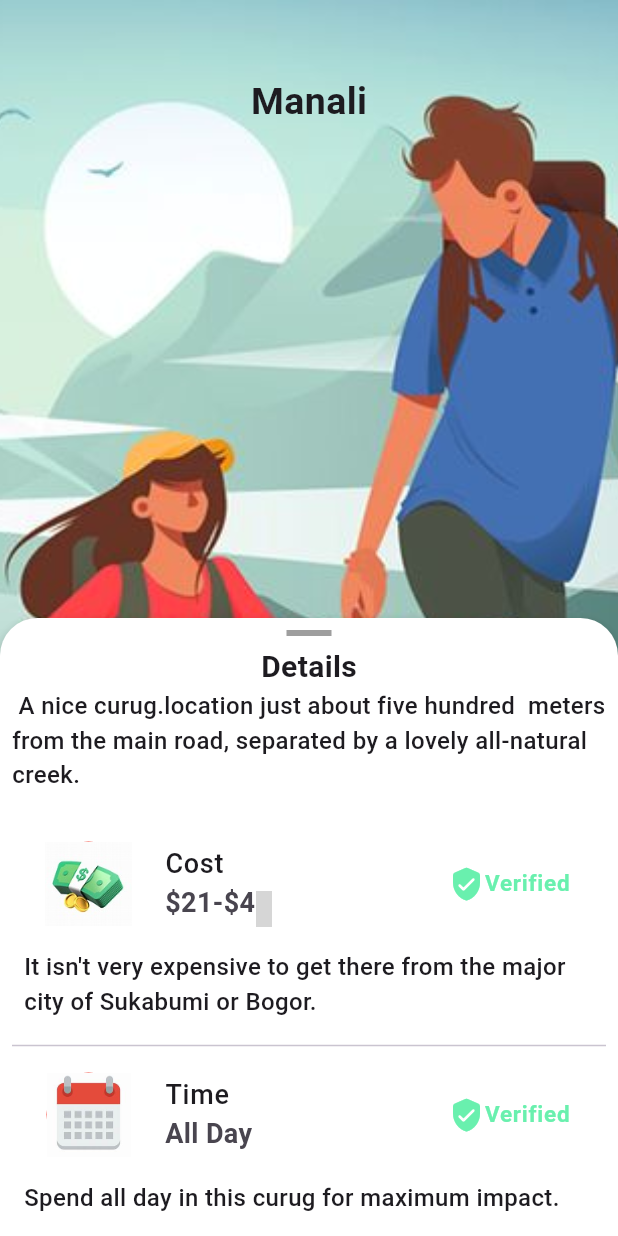
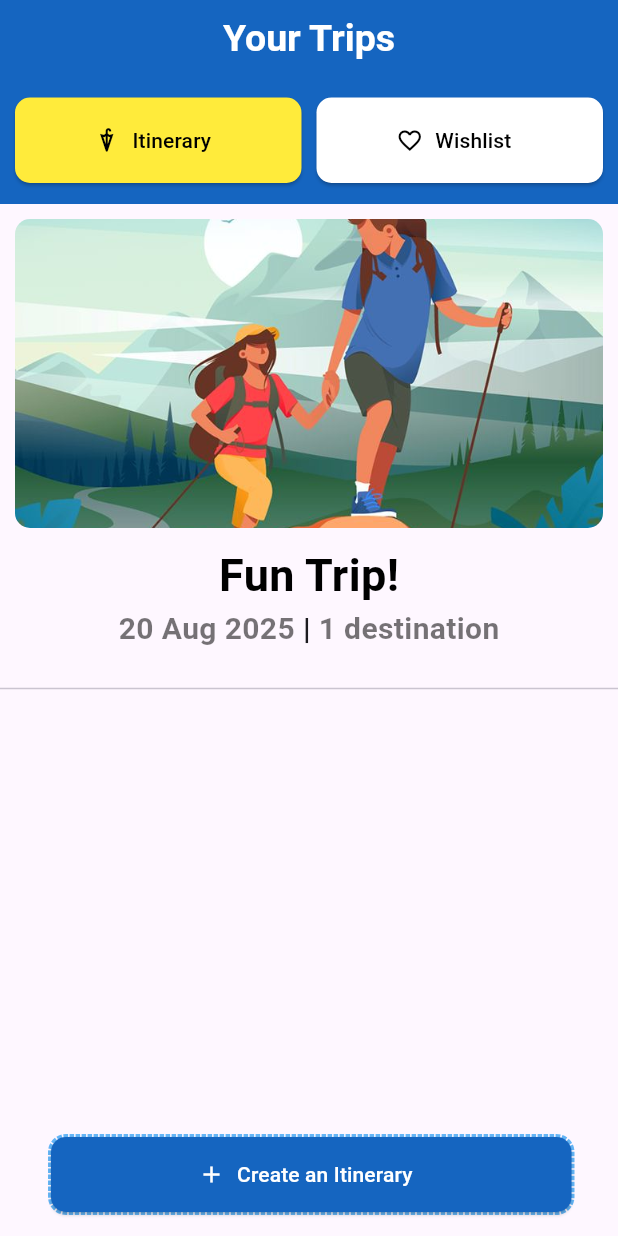
Before and after one commit to RITIKKUMAWAT009/trip_plan, a Flutter app: the screen it shows after launch, on a phone screen of 412 x 824 dp. Run offline on Flutter 3.47's test engine with Material 3 defaults, Android fonts, the light colour scheme and no system bars; drawn by our look-alikes of dotted_border, flutter_rating_bar; our stand-ins replace easy_stepper, get, iconsax, lottie, rating_dialog, smooth_page_indicator; missing offline and left inert: animated_read_more_text, rating_summary; grey boxes are pictures that could not be loaded.

Commit message:
MyTripScreenCompeted

```diff
--- a/trip_plan/lib/main.dart
+++ b/trip_plan/lib/main.dart
@@ -4,6 +4,9 @@ import 'package:get/get_navigation/src/root/get_material_app.dart';
 import 'package:trip_plan/src/screens/trip_details/trip_details.dart';
 import 'package:trip_plan/src/screens/onboarding/onboarding_screen.dart';
 import 'package:trip_plan/src/screens/review/reviews_screen.dart';
+import 'package:trip_plan/src/screens/my_trip/my_trips.dart';
+import 'package:trip_plan/src/screens/onboarding/onboarding_screen.dart';
+import 'package:trip_plan/src/screens/route_detail/route_detail_screen.dart';
 
 void main() {
   runApp(const MyApp());
@@ -26,7 +29,8 @@ class MyApp extends StatelessWidget {
       //   useMaterial3: true,
       //
       // ),
-      home: const TripDetails(),
+
+      home: const MyTripsScreen(),
     );
   }
 }
--- /dev/null
+++ b/trip_plan/lib/src/controller/my_trip_controller/my_trip_controller.dart
@@ -0,0 +1,9 @@
+import 'package:get/get.dart';
+import 'package:get/get_rx/get_rx.dart';
+
+class MyTripController extends GetxController{
+  static MyTripController get instance=>Get.find();
+
+  RxBool isWishlistSelected=false.obs;
+  RxBool isItinerarySelected=true.obs;
+}
--- a/trip_plan/lib/src/screens/home/destination_datail.dart
+++ b/trip_plan/lib/src/screens/home/destination_datail.dart
@@ -11,13 +11,13 @@ class DestinationDetails extends StatelessWidget {
   Widget build(BuildContext context) {
     return Scaffold(
       body: SingleChildScrollView(
-        physics: AlwaysScrollableScrollPhysics(),
+        physics: const AlwaysScrollableScrollPhysics(),
         child: SizedBox(
           height: MediaQuery.of(context).size.height,
           child: Column(
             crossAxisAlignment: CrossAxisAlignment.start,
             children: [
-              SizedBox(height: 25,),
+              const SizedBox(height: 25,),
               // Container(
               //
               //   child: Stack(
@@ -79,7 +79,7 @@ class DestinationDetails extends StatelessWidget {
               const SizedBox(
                 height: 15,
               ),
-              Row(
+              const Row(
                 children: [
                   Padding(
                     padding: EdgeInsets.all(8.0),
--- /dev/null
+++ b/trip_plan/lib/src/screens/my_trip/my_trips.dart
@@ -0,0 +1,347 @@
+// import 'package:dotted_border/dotted_border.dart';
+// import 'package:flutter/cupertino.dart';
+// import 'package:flutter/material.dart';
+// import 'package:flutter/widgets.dart';
+// import 'package:get/get.dart';
+// import 'package:trip_plan/src/controller/my_trip_controller/my_trip_controller.dart';
+//
+// class MyTripsScreen extends StatelessWidget {
+//   const MyTripsScreen({super.key});
+//
+//   @override
+//   Widget build(BuildContext context) {
+//     final controller=Get.put(MyTripController());
+//     return Scaffold(
+//       appBar: AppBar(
+//         title: const Text('Your Trips'),
+//         automaticallyImplyLeading: true,
+//         // backgroundColor: Colors.white,
+//         backgroundColor: Colors.blue[800],
+//         foregroundColor: Colors.white,
+//         centerTitle: true,
+//         titleTextStyle:
+//             const TextStyle(fontWeight: FontWeight.bold, fontSize: 25),
+//         bottom: PreferredSize(
+//           preferredSize: const Size.fromHeight(80),
+//           child: Obx(
+//             ()=> Container(
+//               margin: const EdgeInsets.all(10),
+//               decoration: BoxDecoration(borderRadius: BorderRadius.circular(10)),
+//               height: 65,
+//               child: Row(
+//                 children: [
+//                   Expanded(
+//                       child: SizedBox(
+//                     height: 57,
+//                     child: ElevatedButton.icon(
+//                         icon: const Icon(Icons.umbrella),
+//                         style: ElevatedButton.styleFrom(
+//                             backgroundColor: Colors.yellow,
+//                             foregroundColor: Colors.black,
+//                             shape: RoundedRectangleBorder(
+//                                 borderRadius: BorderRadius.circular(10))),
+//                         onPressed: () {
+//                           controller.isItinerarySelected.value=true;
+//                         },
+//                         label: const Text('Literary')),
+//                   )),
+//                   const SizedBox(
+//                     width: 10,
+//                   ),
+//                   Expanded(
+//                       child: SizedBox(
+//                     height: 57,
+//                     child: ElevatedButton.icon(
+//                         icon: const Icon(Icons.favorite_border),
+//                         style: ElevatedButton.styleFrom(
+//                             backgroundColor: Colors.white,
+//                             foregroundColor: Colors.black,
+//                             shape: RoundedRectangleBorder(
+//                                 borderRadius: BorderRadius.circular(10))),
+//                         onPressed: () {},
+//                         label: const Text('Wishlist')),
+//                   )),
+//                 ],
+//               ),
+//             ),
+//           ),
+//         ),
+//       ),
+//       body: const ItineraryScreen(),
+//       floatingActionButton:   Padding(
+//         padding: const EdgeInsets.only(right: 15.0,left: 50),
+//         child: DottedBorder(
+//           color: Colors.blue.shade300,
+//           padding: EdgeInsets.zero,
+//           radius: const Radius.circular(10),borderType:BorderType.RRect,strokeWidth: 4,
+//           child: Container(
+//             height: 50,
+//             width: MediaQuery.of(context).size.width,
+//             decoration: BoxDecoration(borderRadius: BorderRadius.circular(10)),
+//             child: ElevatedButton.icon(
+//               onPressed: () {},
+//               icon: const Icon(Icons.add),
+//               style: ElevatedButton.styleFrom(
+//                   backgroundColor: Colors.blue[800],
+//                   foregroundColor: Colors.white,
+//                   shape: RoundedRectangleBorder(
+//                     borderRadius: BorderRadius.circular(10),)),
+//               label: const Text('Create an Itinearay'),
+//             ),
+//           ),
+//         ),
+//       ),
+//     );
+//   }
+// }
+//
+// class ItineraryScreen extends StatelessWidget {
+//   const ItineraryScreen({super.key});
+//
+//   @override
+//   Widget build(BuildContext context) {
+//     return SingleChildScrollView(
+//       child: Column(
+//         mainAxisAlignment: MainAxisAlignment.spaceBetween,
+//         crossAxisAlignment: CrossAxisAlignment.center,
+//         children: [
+//       SizedBox(
+//         height: MediaQuery.of(context).size.height,
+//         child: ListView.builder(itemCount: 1,itemBuilder: (context, index) {
+//           return Column(
+//             children: [
+//               Container(
+//                 margin: const EdgeInsets.all(10),
+//                 height: MediaQuery.of(context).size.height / 4,
+//                 width: MediaQuery.of(context).size.width - 20,
+//                 decoration: BoxDecoration(borderRadius: BorderRadius.circular(10)),
+//                 clipBehavior: Clip.antiAlias,
+//                 child: Image.asset(
+//                     fit: BoxFit.fitWidth, 'assets/animation/trip_imagee.jpeg'),
+//               ),
+//               const Text(
+//                 'Fun Trip!',
+//                 style: TextStyle(
+//                     color: Colors.black, fontSize: 30, fontWeight: FontWeight.bold),
+//               ),
+//               const Row(
+//                 mainAxisAlignment: MainAxisAlignment.center,
+//                 children: [
+//                   Text(
+//                     '20 Aug 2025',
+//                     style: TextStyle(
+//                         fontWeight: FontWeight.bold,
+//                         fontSize: 20,
+//                         color: Colors.black54),
+//                   ),
+//                   Text(' | ',
+//                       style: TextStyle(fontWeight: FontWeight.bold, fontSize: 20)),
+//                   Text('1 destination',
+//                       style: TextStyle(
+//                           fontWeight: FontWeight.bold,
+//                           fontSize: 20,
+//                           color: Colors.black54)),
+//                 ],
+//               ),
+//               const Divider(
+//                 height: 50,
+//               ),
+//             ],
+//           );
+//         },),
+//       ),
+//         ],
+//       ),
+//     );
+//   }
+// }
+
+import 'package:dotted_border/dotted_border.dart';
+import 'package:flutter/cupertino.dart';
+import 'package:flutter/material.dart';
+import 'package:get/get.dart';
+import 'package:trip_plan/src/controller/my_trip_controller/my_trip_controller.dart';
+import 'package:trip_plan/src/screens/wishlist/wishlist_screen.dart';
+
+class MyTripsScreen extends StatelessWidget {
+  const MyTripsScreen({super.key});
+
+  @override
+  Widget build(BuildContext context) {
+    final controller = Get.put(MyTripController());
+
+    return Scaffold(
+      appBar: AppBar(
+        title: const Text('Your Trips'),
+        automaticallyImplyLeading: true,
+        backgroundColor: Colors.blue[800],
+        foregroundColor: Colors.white,
+        centerTitle: true,
+        titleTextStyle: const TextStyle(fontWeight: FontWeight.bold, fontSize: 25),
+        bottom: PreferredSize(
+          preferredSize: const Size.fromHeight(80),
+          child: Obx(
+                () => Container(
+              margin: const EdgeInsets.all(10),
+              decoration: BoxDecoration(borderRadius: BorderRadius.circular(10)),
+              height: 65,
+              child: Row(
+                children: [
+                  Expanded(
+                    child: SizedBox(
+                      height: 57,
+                      child: ElevatedButton.icon(
+                        icon: const Icon(Icons.umbrella),
+                        style: ElevatedButton.styleFrom(
+                          backgroundColor: controller.isItinerarySelected.value
+                              ? Colors.yellow
+                              : Colors.white,
+                          foregroundColor: Colors.black,
+                          shape: RoundedRectangleBorder(
+                            borderRadius: BorderRadius.circular(10),
+                          ),
+                        ),
+                        onPressed: () {
+                          controller.isItinerarySelected.value=true;
+                          controller.isWishlistSelected.value=false;
+
+                        },
+                        label: const Text('Itinerary'),
+                      ),
+                    ),
+                  ),
+                  const SizedBox(
+                    width: 10,
+                  ),
+                  Expanded(
+                    child: SizedBox(
+                      height: 57,
+                      child: ElevatedButton.icon(
+                        icon: const Icon(Icons.favorite_border),
+                        style: ElevatedButton.styleFrom(
+                          backgroundColor: controller.isWishlistSelected.value
+                              ? Colors.yellow
+                              : Colors.white,
+                          foregroundColor: Colors.black,
+                          shape: RoundedRectangleBorder(
+                            borderRadius: BorderRadius.circular(10),
+                          ),
+                        ),
+                        onPressed: () {
+                          controller.isWishlistSelected.value=true;
+                          controller.isItinerarySelected.value=false;
+
+                        },
+                        label: const Text('Wishlist'),
+                      ),
+                    ),
+                  ),
+                ],
+              ),
+            ),
+          ),
+        ),
+      ),
+      body: Obx(() {
+        return controller.isItinerarySelected.value
+            ? const ItineraryScreen()
+            : const WishListScreen();
+      }),
+
+    );
+  }
+}
+
+class ItineraryScreen extends StatelessWidget {
+  const ItineraryScreen({super.key});
+
+  @override
+  Widget build(BuildContext context) {
+    return Scaffold(
+      body: SingleChildScrollView(
+        child: Column(
+          mainAxisAlignment: MainAxisAlignment.spaceBetween,
+          crossAxisAlignment: CrossAxisAlignment.center,
+          children: [
+            SizedBox(
+              height: MediaQuery.of(context).size.height,
+              child: ListView.builder(
+                itemCount: 1,
+                itemBuilder: (context, index) {
+                  return Column(
+                    children: [
+                      Container(
+                        margin: const EdgeInsets.all(10),
+                        height: MediaQuery.of(context).size.height / 4,
+                        width: MediaQuery.of(context).size.width - 20,
+                        decoration: BoxDecoration(borderRadius: BorderRadius.circular(10)),
+                        clipBehavior: Clip.antiAlias,
+                        child: Image.asset(
+                          fit: BoxFit.fitWidth, 'assets/animation/trip_imagee.jpeg',
+                        ),
+                      ),
+                      const Text(
+                        'Fun Trip!',
+                        style: TextStyle(
+                            color: Colors.black, fontSize: 30, fontWeight: FontWeight.bold),
+                      ),
+                      const Row(
+                        mainAxisAlignment: MainAxisAlignment.center,
+                        children: [
+                          Text(
+                            '20 Aug 2025',
+                            style: TextStyle(
+                                fontWeight: FontWeight.bold,
+                                fontSize: 20,
+                                color: Colors.black54),
+                          ),
+                          Text(' | ',
+                              style: TextStyle(fontWeight: FontWeight.bold, fontSize: 20)),
+                          Text('1 destination',
+                              style: TextStyle(
+                                  fontWeight: FontWeight.bold,
+                                  fontSize: 20,
+                                  color: Colors.black54)),
+                        ],
+                      ),
+                      const Divider(
+                        height: 50,
+                      ),
+                    ],
+                  );
+                },
+              ),
+            ),
+          ],
+        ),
+      ),
+      floatingActionButton: Padding(
+        padding: const EdgeInsets.only(right: 15.0, left: 50),
+        child: DottedBorder(
+          color: Colors.blue.shade300,
+          padding: EdgeInsets.zero,
+          radius: const Radius.circular(10),
+          borderType: BorderType.RRect,
+          strokeWidth: 4,
+          child: Container(
+            height: 50,
+            width: MediaQuery.of(context).size.width,
+            decoration: BoxDecoration(borderRadius: BorderRadius.circular(10)),
+            child: ElevatedButton.icon(
+              onPressed: () {},
+              icon: const Icon(Icons.add),
+              style: ElevatedButton.styleFrom(
+                backgroundColor: Colors.blue[800],
+                foregroundColor: Colors.white,
+                shape: RoundedRectangleBorder(
+                  borderRadius: BorderRadius.circular(10),
+                ),
+              ),
+              label: const Text('Create an Itinerary'),
+            ),
+          ),
+        ),
+      ),
+    );
+  }
+}
```
Also changed, not shown: trip_plan/lib/src/screens/route_detail/route_detail_screen.dart (added, +193 -0 lines), trip_plan/lib/src/screens/wishlist/wishlist_screen.dart (added, +134 -0 lines), trip_plan/pubspec.yaml (+8 -0 lines), trip_plan/pubspec.lock.
